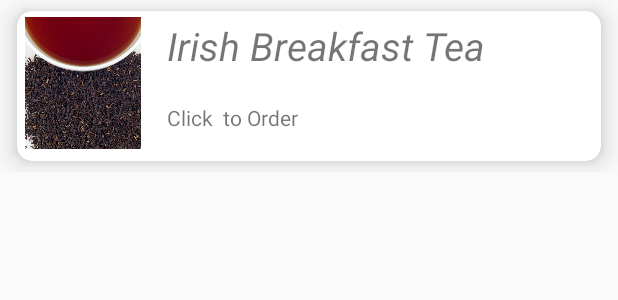
After one commit to FernandoAnavia/week-8-20344-ca1, an Android app: the layout listitem.xml on its own in the app's theme, with its tools: preview values and no code run, on a phone screen of 412 x 824 dp. The commit adds this screen. Shown: the top 300 px of the screen. Run offline under Robolectric (Android 15) with nearby library versions, the phone set to English and light mode, and no system bars.

Commit message:
Update by 15:00

```diff
--- a/app/build.gradle
+++ b/app/build.gradle
@@ -37,6 +37,8 @@ dependencies {
     implementation "org.jetbrains.kotlin:kotlin-stdlib:$kotlin_version"
     implementation 'com.android.support:appcompat-v7:28.0.0'
     implementation 'com.android.support.constraint:constraint-layout:1.1.3'
+    implementation 'com.android.support:recyclerview-v7:28.0.0'
+    implementation 'com.android.support:cardview-v7:28.0.0'
     testImplementation 'junit:junit:4.+'
     androidTestImplementation 'com.android.support.test:runner:1.0.2'
     androidTestImplementation 'com.android.support.test.espresso:espresso-core:3.0.2'
--- /dev/null
+++ b/app/src/main/res/layout/listitem.xml
@@ -0,0 +1,77 @@
+<?xml version="1.0" encoding="utf-8"?>
+<LinearLayout xmlns:android="http://schemas.android.com/apk/res/android"
+    xmlns:app="http://schemas.android.com/apk/res-auto"
+    xmlns:tools="http://schemas.android.com/tools"
+    android:layout_width="match_parent"
+    android:orientation="vertical"
+    android:layout_height="wrap_content"
+    tools:context=".MainActivity">
+
+
+
+
+    <android.support.v7.widget.CardView
+        android:layout_width="match_parent"
+        android:layout_height="100dp"
+        android:layout_marginLeft="11dp"
+        android:layout_marginRight="11dp"
+        android:layout_marginTop="7dp"
+        android:layout_marginBottom="7dp"
+        app:cardElevation="10dp"
+        app:cardCornerRadius="10dp">
+
+        <RelativeLayout
+            android:layout_width="match_parent"
+            android:layout_height="wrap_content">
+
+
+            <ImageView
+                android:layout_width="88dp"
+                android:layout_height="88dp"
+                android:id="@+id/teaPic"
+                android:layout_marginTop="4dp"
+                android:src="@drawable/irishBreakfast"/>
+
+            <TextView
+                android:layout_width="match_parent"
+                android:layout_height="wrap_content"
+                tools:text=""
+                android:textSize="12sp"
+                android:layout_marginRight="12dp"
+                android:layout_below="@+id/teaName"
+                android:layout_marginLeft="12dp"
+                android:id="@+id/description"
+                android:layout_toRightOf="@+id/teaPic"/>
+            <TextView
+                android:layout_width="wrap_content"
+                android:layout_height="wrap_content"
+                android:layout_marginLeft="12dp"
+                android:layout_marginTop="5dp"
+                android:id="@+id/teaName"
+                android:textStyle="italic"
+                android:textSize="26sp"
+                android:layout_toRightOf="@+id/teaPic"
+                tools:text="Irish Breakfast Tea"/>
+
+            <TextView
+                android:layout_width="wrap_content"
+                android:layout_height="wrap_content"
+                android:layout_below="@+id/description"
+                android:layout_toRightOf="@+id/teaPic"
+                android:id="@+id/clickheretoorder"
+                android:layout_marginLeft="12dp"
+                android:layout_marginTop="4dp"
+                tools:text="Click  to Order"/>
+
+
+
+
+        </RelativeLayout>
+
+    </android.support.v7.widget.CardView>
+
+
+
+
+
+</LinearLayout>
```
Also changed, not shown: app/src/main/java/com/example/ca1_20344/MainActivity.kt (+11 -1 lines), app/src/main/java/com/example/ca1_20344/Model.java (added, +30 -0 lines), app/src/main/java/com/example/ca1_20344/orderAdapter.java (added, +61 -0 lines), app/src/main/res/layout/activity_main.xml (+10 -10 lines), app/src/main/res/values/strings.xml (+7 -0 lines), app/src/main/res/drawable/Assam.jpg (added), app/src/main/res/drawable/Darjelling.jpeg (added), app/src/main/res/drawable/Lapsang.png (added), app/src/main/res/drawable/earlGray.jpg (added), app/src/main/res/drawable/irishBreakfast.jpg (added).
